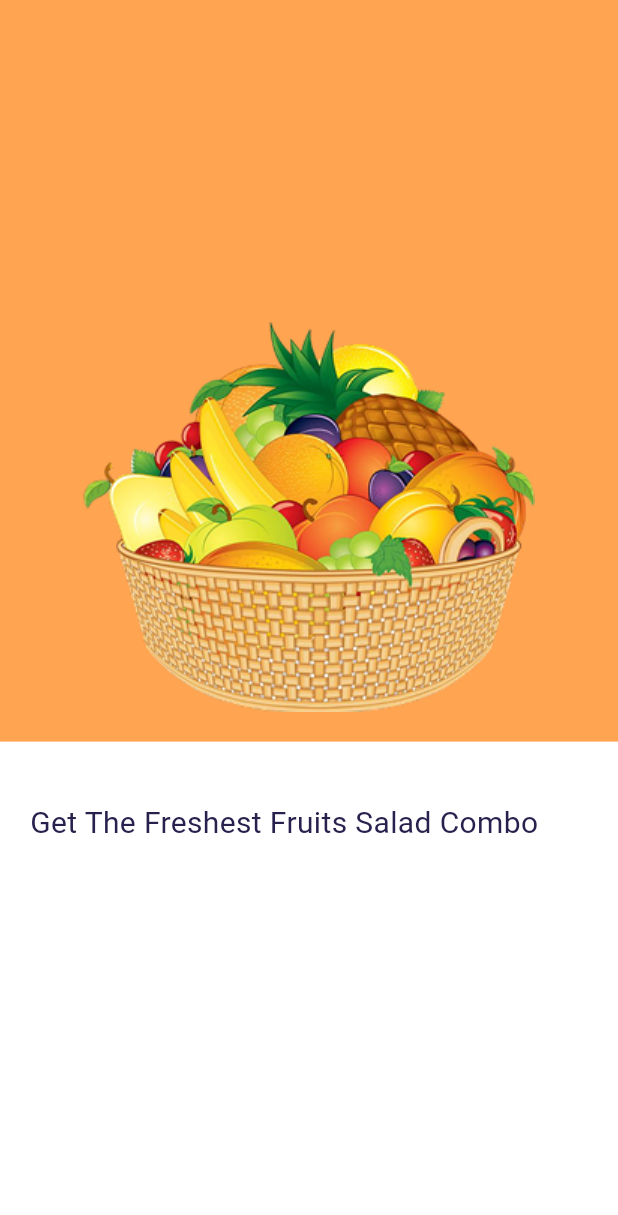
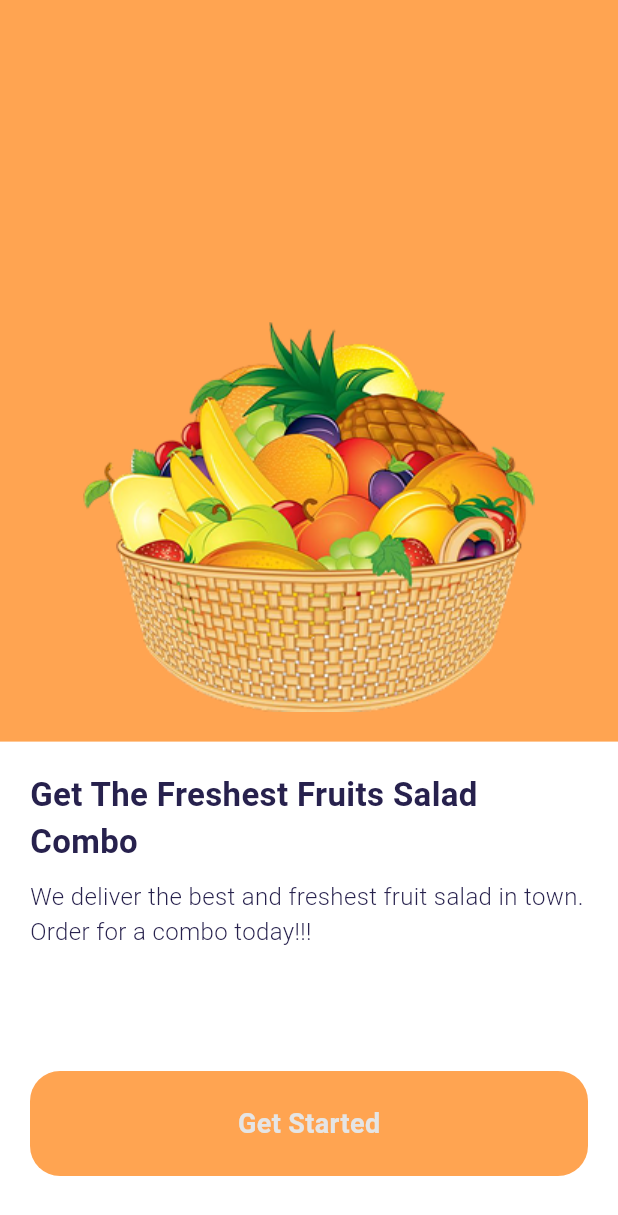
Before and after one commit to iamfarazbaloch/ecom_app, a Flutter app: the screen it shows after launch, on a phone screen of 412 x 824 dp. Shown: the top 1215 px of the screen. Run offline on Flutter 3.47's test engine with Material 3 defaults, Android fonts, the phone set to English and light mode, and no system bars; our stand-ins replace gap, google_fonts; Roboto replaces fonts that are missing (Gafata).

Commit message:
get started page

```diff
--- a/lib/constant/colors.dart
+++ b/lib/constant/colors.dart
@@ -2,3 +2,5 @@ import 'package:flutter/material.dart';
 
 const Color orangeColor = Color(0xFFFFA451);
 const Color boldColor = Color(0xFF27214D);
+const Color buttonColor = Color(0xFFFFA451);
+const Color lightColor = Color(0xFFE5E5E5);
--- a/lib/main.dart
+++ b/lib/main.dart
@@ -15,7 +15,7 @@ class MyApp extends StatelessWidget {
       debugShowCheckedModeBanner: false,
       theme: ThemeData(
         scaffoldBackgroundColor: Colors.white,
-        textTheme: GoogleFonts.grandHotelTextTheme(),
+        textTheme: GoogleFonts.gafataTextTheme(),
       ),
       home: WelcomePage(),
     );
--- a/lib/pages/get_started_page.dart
+++ b/lib/pages/get_started_page.dart
@@ -1,4 +1,5 @@
 import 'package:ecom_app/constant/colors.dart';
+import 'package:ecom_app/widgets/my_button.dart';
 import 'package:flutter/material.dart';
 import 'package:gap/gap.dart';
 
@@ -23,19 +24,37 @@ class GetStartedPage extends StatelessWidget {
               child: Image.asset(getStartedImage),
             ),
           ),
-          Gap(20),
-          Padding(
+          Expanded(
+            child: Padding(
               padding: const EdgeInsets.symmetric(
                 horizontal: 20.0,
                 vertical: 20.0,
               ),
               child: Column(
+                crossAxisAlignment: CrossAxisAlignment.start,
                 children: [
                   Text(
                     'Get The Freshest Fruits Salad Combo',
-                  style: TextStyle(color: boldColor, fontSize: 20),
+                    style: TextStyle(
+                      color: boldColor,
+                      fontSize: 22,
+                      fontWeight: FontWeight.bold,
                     ),
+                  ),
+                  Gap(10),
+                  Text(
+                    'We deliver the best and freshest fruit salad in town. Order for a combo today!!!',
+                    style: TextStyle(
+                      color: boldColor,
+                      fontSize: 16,
+                      fontWeight: FontWeight.w300,
+                    ),
+                  ),
+                  Spacer(),
+                  MyButton(),
+                  Gap(20),
                 ],
+              ),
             ),
           ),
         ],
--- /dev/null
+++ b/lib/widgets/my_button.dart
@@ -0,0 +1,27 @@
+import 'package:ecom_app/constant/colors.dart';
+import 'package:flutter/material.dart';
+
+class MyButton extends StatelessWidget {
+  const MyButton({super.key});
+
+  @override
+  Widget build(BuildContext context) {
+    return Container(
+      height: 70,
+      decoration: BoxDecoration(
+        color: buttonColor,
+        borderRadius: BorderRadius.circular(20),
+      ),
+      child: Center(
+        child: Text(
+          'Get Started',
+          style: TextStyle(
+            color: lightColor,
+            fontSize: 18,
+            fontWeight: FontWeight.bold,
+          ),
+        ),
+      ),
+    );
+  }
+}
```
Also changed, not shown: 1 other file. Lines whose indentation alone changed are shown as unchanged.
